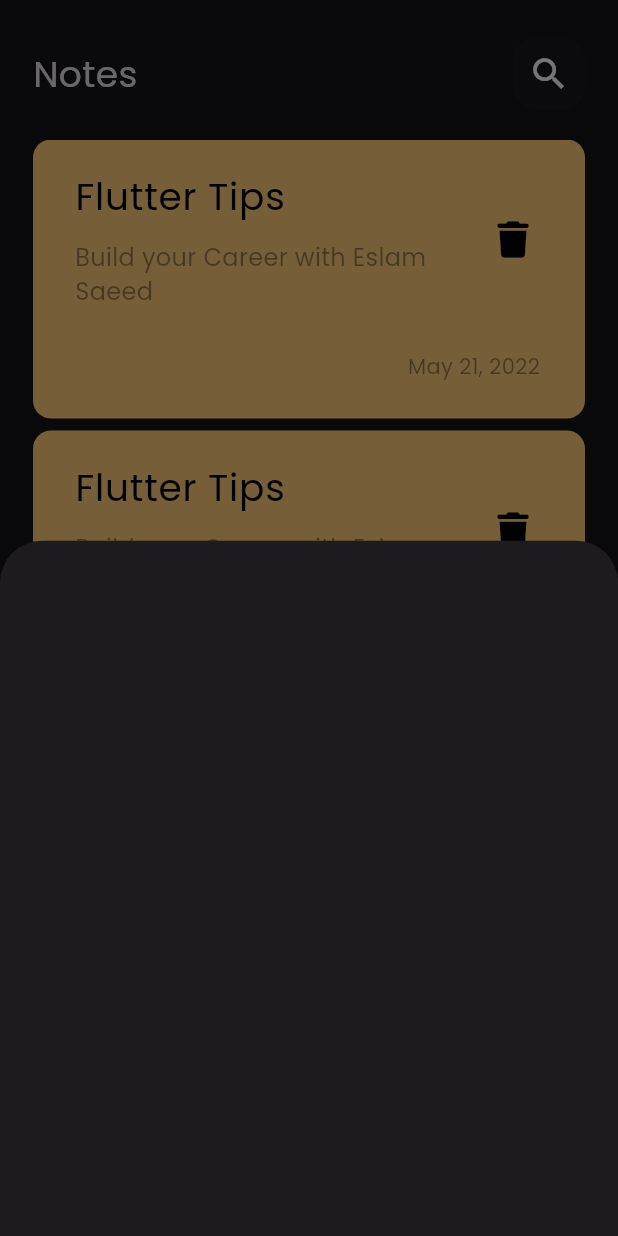
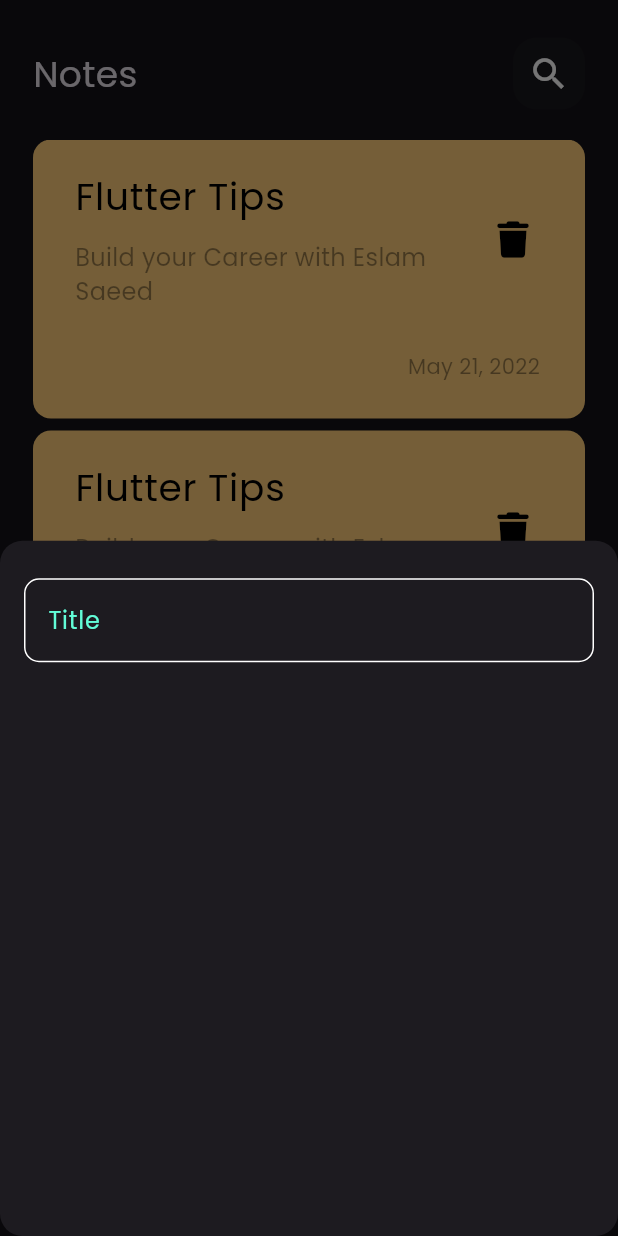
Before and after one commit to EslamSaeed570/note_app, a Flutter app: the screen it shows after launch, after a tap on the "add" icon, on a phone screen of 412 x 824 dp. Run offline on Flutter 3.47's test engine with Material 3 defaults, Android fonts, the phone set to English and light mode, and no system bars; our stand-ins replace font_awesome_flutter.

Commit message:
create custom TextField

```diff
--- a/lib/views/notes_view.dart
+++ b/lib/views/notes_view.dart
@@ -1,5 +1,6 @@
 import 'package:flutter/material.dart';
 import 'package:notesapp/widgets/add_note_bottem_sheet.dart';
+import 'package:notesapp/widgets/cosnstants.dart';
 import 'package:notesapp/widgets/notes_view_body.dart';
 
 class NotesView extends StatelessWidget {
@@ -11,15 +12,20 @@ class NotesView extends StatelessWidget {
       floatingActionButton: FloatingActionButton(
         onPressed: () {
           showModalBottomSheet(
+              shape: RoundedRectangleBorder(
+                  borderRadius: BorderRadius.circular(15)),
               context: context,
               builder: (context) {
                 return const AddNoteBottemSheet();
               });
         },
-        backgroundColor: const Color.fromARGB(255, 5, 197, 235),
+        backgroundColor: kPrimaryColor,
         shape: const CircleBorder(),
         mini: true,
-        child: const Icon(Icons.add),
+        child: const Icon(
+          Icons.add,
+          color: Colors.black,
+        ),
       ),
       body: const NotesViewBody(),
     );
--- a/lib/widgets/add_note_bottem_sheet.dart
+++ b/lib/widgets/add_note_bottem_sheet.dart
@@ -1,11 +1,21 @@
-
 import 'package:flutter/material.dart';
+import 'package:notesapp/widgets/custom_text_field.dart';
 
 class AddNoteBottemSheet extends StatelessWidget {
   const AddNoteBottemSheet({super.key});
 
   @override
   Widget build(BuildContext context) {
-    return  Container();
+    return const Padding(
+      padding: EdgeInsets.symmetric(horizontal: 16),
+      child: Column(
+        children: [
+          SizedBox(
+            height: 25,
+          ),
+          CustomTextField()
+        ],
+      ),
+    );
   }
 }
--- /dev/null
+++ b/lib/widgets/cosnstants.dart
@@ -0,0 +1,3 @@
+import 'dart:ui';
+
+const kPrimaryColor= Color(0xff62fcd7);
--- /dev/null
+++ b/lib/widgets/custom_text_field.dart
@@ -0,0 +1,26 @@
+import 'package:flutter/material.dart';
+import 'package:notesapp/widgets/cosnstants.dart';
+
+class CustomTextField extends StatelessWidget {
+  const CustomTextField({super.key});
+
+  @override
+  Widget build(BuildContext context) {
+    return TextField(
+      cursorColor: kPrimaryColor,
+      decoration: InputDecoration(
+          hintText: 'Title',
+          hintStyle: const TextStyle(color: kPrimaryColor),
+          border: BulidBorder(),
+          enabledBorder: BulidBorder(),
+          focusedBorder: BulidBorder(kPrimaryColor)),
+    );
+  }
+}
+
+OutlineInputBorder BulidBorder([color]) {
+  return OutlineInputBorder(
+    borderRadius: BorderRadius.circular(10),
+    borderSide: BorderSide(color: color ?? Colors.white),
+  );
+}
```
